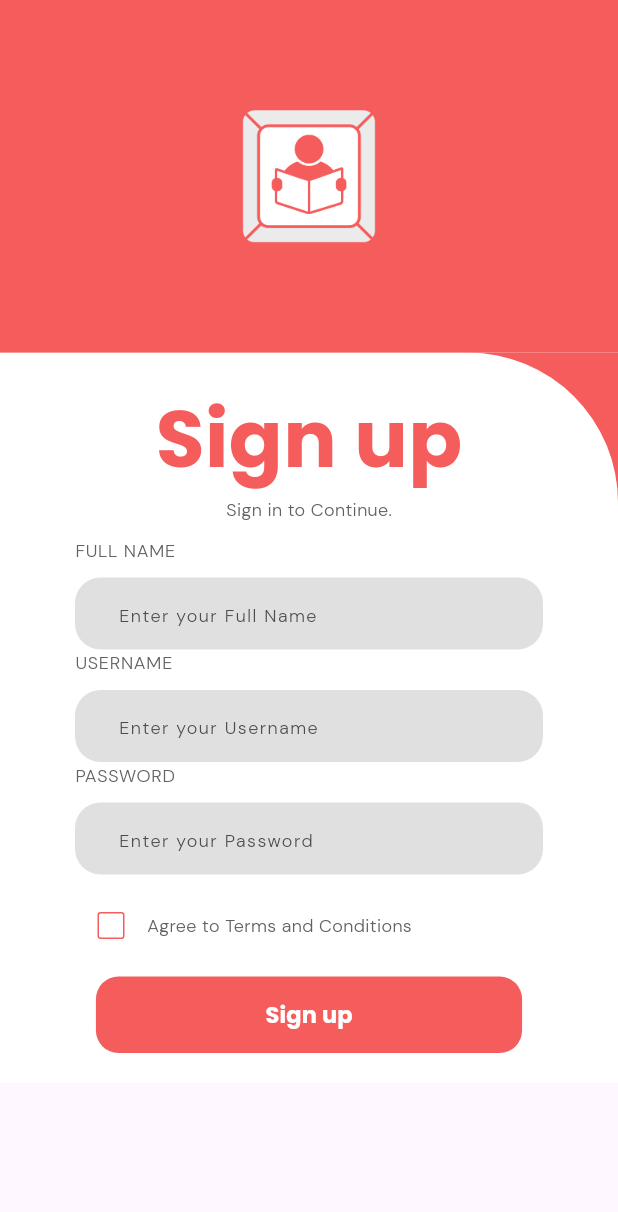
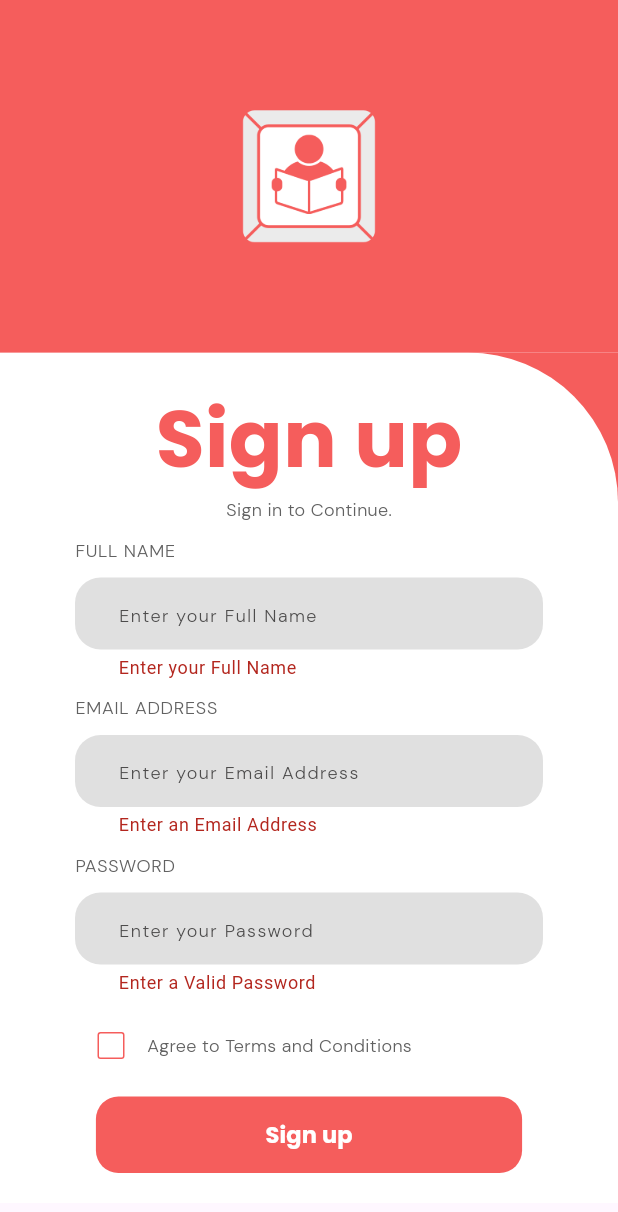
Before and after one commit to Xaidel/flutterapp, a Flutter app: the screen it shows after launch, after a tap on "Sign up", on a phone screen of 412 x 824 dp. Shown: the top 1212 px of the screen. Run offline on Flutter 3.47's test engine with Material 3 defaults, Android fonts, the phone set to English and light mode, and no system bars.

Commit message:
Validation added

```diff
--- a/lib/body/bodycontainer.dart
+++ b/lib/body/bodycontainer.dart
@@ -5,14 +5,15 @@ import 'inputfield.dart';
 import 'signupbutton.dart';
 
 class BodyContainer extends StatelessWidget {
-  const BodyContainer({super.key});
+  bool? isChecked;
+  BodyContainer({super.key});
 
   @override
   Widget build(BuildContext context) {
     InputField field1 =
         InputField.createInstanceField("FULL NAME", "Enter your Full Name");
-    InputField field2 =
-        InputField.createInstanceField("USERNAME", "Enter your Username");
+    InputField field2 = InputField.createInstanceField(
+        "EMAIL ADDRESS", "Enter your Email Address");
     InputField field3 = InputField.createInstanceField(
         "PASSWORD", "Enter your Password",
         ot: true);
@@ -36,11 +37,20 @@ class BodyContainer extends StatelessWidget {
                   const BodyTitle(),
                   Column(
                     children: [
-                      field1.build(context),
-                      field2.build(context),
-                      field3.build(context),
-                      const CBox(),
-                      const SignUpButton(),
+                      field1,
+                      field2,
+                      field3,
+                      CBox(),
+                      SignUpButton(onPressed: () {
+                        if (field1.formKey != null &&
+                            field1.formKey!.currentState!.validate()) {}
+                        if (field2.formKey != null &&
+                            field2.formKey!.currentState!.validate()) {}
+                        if (field3.formKey!.currentState!.validate()) {}
+                        if (isChecked ?? false) {
+                          debugPrint("Pls Accept");
+                        }
+                      }),
                     ],
                   ),
                 ],
--- a/lib/body/cbox.dart
+++ b/lib/body/cbox.dart
@@ -22,7 +22,6 @@ class _CBoxState extends State<CBox> {
       margin: const EdgeInsets.symmetric(horizontal: 30.0),
       child: Column(
         children: [
-          const SizedBox(height: 10.0),
           Row(
             children: [
               Checkbox(
--- a/lib/body/inputfield.dart
+++ b/lib/body/inputfield.dart
@@ -2,10 +2,11 @@
 
 import 'package:flutter/material.dart';
 
-class InputField extends StatelessWidget {
+class InputField extends StatefulWidget {
   String? _fieldLabel;
   String? _fieldHint;
   bool? _obscureText;
+  GlobalKey<FormState>? formKey;
 
   InputField({super.key});
 
@@ -21,14 +22,24 @@ class InputField extends StatelessWidget {
   }
 
   @override
+  _InputFieldState createState() => _InputFieldState();
+}
+
+class _InputFieldState extends State<InputField> {
+  final _formKey = GlobalKey<FormState>();
+
+  @override
   Widget build(BuildContext context) {
-    return Container(
+    widget.formKey = _formKey;
+    return Form(
+      key: _formKey,
+      child: Container(
         margin: const EdgeInsets.symmetric(horizontal: 30.0),
         child: Column(
           crossAxisAlignment: CrossAxisAlignment.start,
           children: [
             Text(
-            '$_fieldLabel',
+              widget._fieldLabel ?? "No Label Specified",
               style: TextStyle(
                 letterSpacing: 0.5,
                 color: Colors.grey.shade700,
@@ -37,10 +48,13 @@ class InputField extends StatelessWidget {
               ),
             ),
             const SizedBox(height: 10.0),
-          TextField(
-            obscureText: _obscureText ?? false,
+            TextFormField(
+              validator: (value) {
+                return validateInput(value);
+              },
+              obscureText: widget._obscureText ?? false,
               decoration: InputDecoration(
-              hintText: '$_fieldHint',
+                hintText: widget._fieldHint,
                 hintStyle: const TextStyle(
                   letterSpacing: 1.0,
                   fontFamily: 'DMSans-Light',
@@ -57,8 +71,54 @@ class InputField extends StatelessWidget {
                 ),
               ),
             ),
+            const SizedBox(height: 10.0),
           ],
+        ),
       ),
     );
   }
+
+  String? validateInput(String? input) {
+    if (widget._fieldLabel == "FULL NAME") {
+      return validateFullName(input);
     }
+    if (widget._fieldLabel == "EMAIL ADDRESS") {
+      return validateEmail(input);
+    }
+    if (widget._fieldLabel == "PASSWORD") {
+      return validatePassword(input);
+    }
+
+    return null;
+  }
+
+  String? validateFullName(String? value) {
+    RegExp regex = RegExp(r'^[a-zA-Z]+(?:\s[a-zA-Z]+)*$');
+    if (value == null || value.isEmpty) {
+      return "Enter your Full Name";
+    }
+    if (!regex.hasMatch(value)) {
+      return "Is that a valid Full Name?";
+    }
+  }
+
+  String? validateEmail(String? value) {
+    RegExp regex = RegExp(r'^[a-zA-Z0-9._%+-]+@[a-zA-Z0-9.-]+\.[a-zA-Z]{2,}$');
+    if (value == null || value.isEmpty) {
+      return "Enter an Email Address";
+    }
+    if (!regex.hasMatch(value)) {
+      return "Enter valid email address";
+    }
+  }
+
+  String? validatePassword(String? value) {
+    RegExp regex = RegExp(r'^(?=.*[A-Z])(?=.*[\W_]).{8,}$');
+    if (value == null || value.isEmpty) {
+      return "Enter a Valid Password";
+    }
+    if (!regex.hasMatch(value)) {
+      return "Enter a Strong Password";
+    }
+  }
+}
--- a/lib/body/signupbutton.dart
+++ b/lib/body/signupbutton.dart
@@ -1,7 +1,8 @@
 import 'package:flutter/material.dart';
 
 class SignUpButton extends StatelessWidget {
-  const SignUpButton({super.key});
+  final Function()? onPressed;
+  const SignUpButton({Key? key, this.onPressed}) : super(key: key);
 
   @override
   Widget build(BuildContext context) {
@@ -26,7 +27,7 @@ class SignUpButton extends StatelessWidget {
           backgroundColor:
               const MaterialStatePropertyAll<Color>(Color(0xffF55D5C)),
         ),
-        onPressed: () => debugPrint("Log in Success"),
+        onPressed: onPressed,
         child: const Text(
           "Sign up",
           style: TextStyle(
```
Lines whose indentation alone changed are shown as unchanged.
